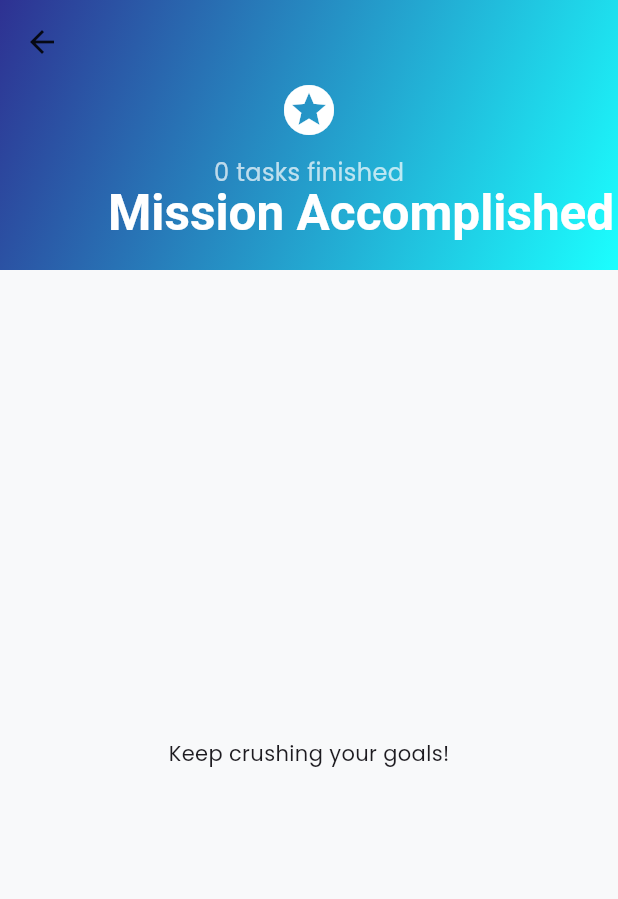
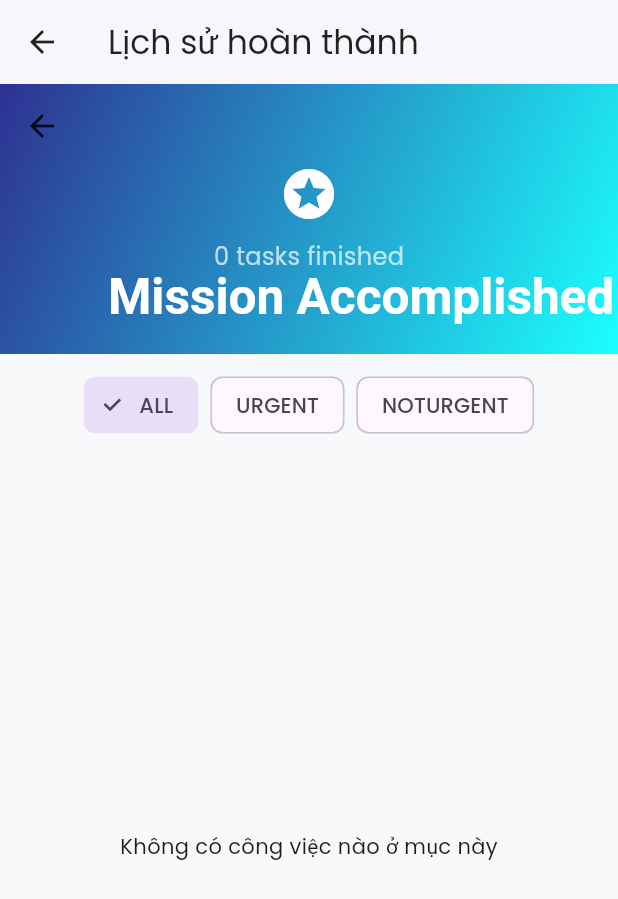
Before and after one commit to Chick25/decisionMakingTool, a Flutter app: the CompletedScreen screen opened directly, on a phone screen of 412 x 824 dp. Shown: the top 899 px of the screen. Run offline on Flutter 3.47's test engine with Material 3 defaults, Android fonts, the phone set to English and light mode, and no system bars; our stand-ins replace fl_chart, google_fonts, hive_flutter, shared_preferences, table_calendar; accounts and stored records are empty; Roboto replaces fonts that are missing (Philosopher).

Commit message:
fliter urgent & not urgent in completed

```diff
--- a/lib/features/all_task/completed_screen.dart
+++ b/lib/features/all_task/completed_screen.dart
@@ -5,9 +5,18 @@ import '../../providers/task_provider.dart';
 import '../../models/task.dart';
 import '../../services/task_service.dart';
 
-class CompletedScreen extends StatelessWidget {
+enum CompletedFilter { all, urgent, notUrgent }
+
+class CompletedScreen extends StatefulWidget {
   const CompletedScreen({super.key});
 
+  @override
+  State<CompletedScreen> createState() => _CompletedScreenState();
+}
+
+class _CompletedScreenState extends State<CompletedScreen> {
+  // const CompletedScreen({super.key});
+  CompletedFilter _filter = CompletedFilter.all;
   // Hàm xác định Key để xóa/tương tác
   String _findKeyForTask(Task task, TaskProvider provider) {
     if (provider.urgentImportant.contains(task)) return TaskService.urgentImportantKey;
@@ -20,6 +29,7 @@ class CompletedScreen extends StatelessWidget {
   Widget build(BuildContext context) {
     return Scaffold(
       backgroundColor: const Color(0xFFF8F9FA), // Màu nền xám nhạt cực sang
+      appBar: AppBar(title: const Text("Lịch sử hoàn thành")),
       body: Consumer<TaskProvider>(
         builder: (context, provider, child) {
           final completedTasks = [
@@ -28,6 +38,14 @@ class CompletedScreen extends StatelessWidget {
             ...provider.urgentNotImportant,
             ...provider.notUrgentNotImportant
           ].where((task) => task.isDone).toList();
+
+          final filteredTasks = completedTasks.where((task) {
+            if (_filter == CompletedFilter.all) return true;
+            // Giả định: Urgent là nhóm UrgentImportant hoặc UrgentNotImportant
+            bool isUrgent = provider.urgentImportant.contains(task) ||
+                            provider.urgentNotImportant.contains(task);
+            return _filter == CompletedFilter.urgent ? isUrgent : !isUrgent;
+          }).toList();
 
           return CustomScrollView(
             slivers: [
@@ -69,11 +87,31 @@ class CompletedScreen extends StatelessWidget {
                 ),
               ),
 
+              // Thêm đoạn này vào ngay sau SliverAppBar bên trong slivers:
+            SliverToBoxAdapter(
+              child: Padding(
+                padding: const EdgeInsets.symmetric(vertical: 10),
+                child: Row(
+                  mainAxisAlignment: MainAxisAlignment.center,
+                  children: CompletedFilter.values.map((f) {
+                    return Padding(
+                      padding: const EdgeInsets.symmetric(horizontal: 4),
+                      child: ChoiceChip(
+                        label: Text(f.name.toUpperCase()),
+                        selected: _filter == f,
+                        onSelected: (_) => setState(() => _filter = f),
+                      ),
+                    );
+                  }).toList(),
+                ),
+              ),
+            ),
+
               // Danh sách Task
-              completedTasks.isEmpty
+              filteredTasks.isEmpty // Thay vì completedTasks.isEmpty
                 ? const SliverFillRemaining(
                     child: Center(
-                        child: Text("Keep crushing your goals!"),
+                      child: Text("Không có công việc nào ở mục này"),
                     ),
                   )
                 : SliverPadding(
@@ -81,11 +119,11 @@ class CompletedScreen extends StatelessWidget {
                     sliver: SliverList(
                       delegate: SliverChildBuilderDelegate(
                         (context, index) {
-                            final task = completedTasks[index];
+                          final task = filteredTasks[index]; // Lấy từ filteredTasks
                           final key = _findKeyForTask(task, provider);
                           return _buildModernTaskCard(context, task, key, provider);
                         },
-                          childCount: completedTasks.length,
+                        childCount: filteredTasks.length, // Đếm filteredTasks
                       ),
                     ),
                   ),
```
Lines whose indentation alone changed are shown as unchanged.
